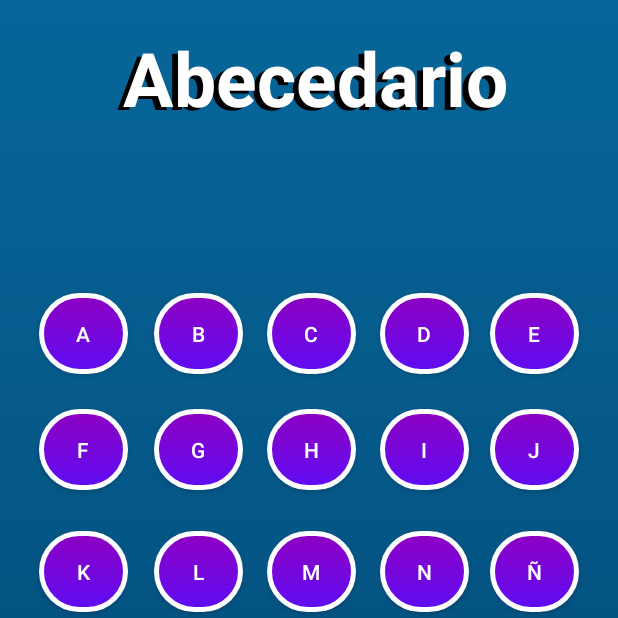
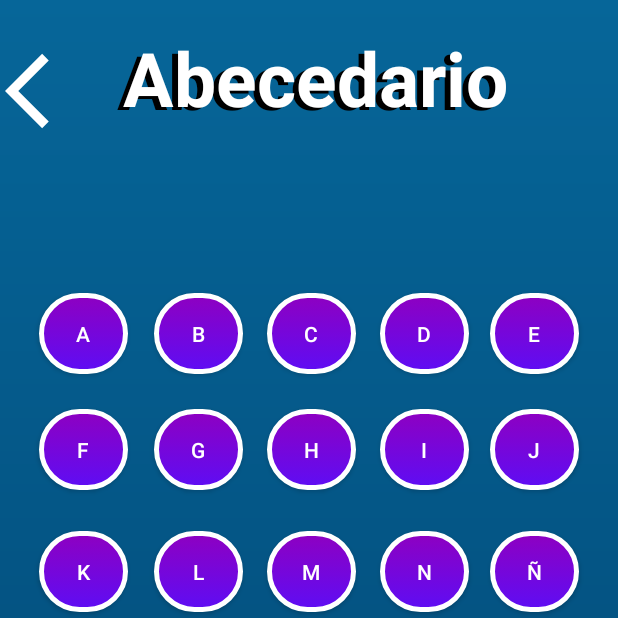
Before and after one commit to VictorHCH/AutiTec, an Android app: the abecedario screen opened directly, with no data from a screen before it, on a phone screen of 412 x 824 dp, the top half of it. Run offline under Robolectric (Android 15) with nearby library versions, the light colour scheme and no system bars.

Commit message:
Version 3.3.4
Back Alfabeto y letras

```diff
--- a/Carrusel/app/src/main/java/com/example/carrusel/abecedario.kt
+++ b/Carrusel/app/src/main/java/com/example/carrusel/abecedario.kt
@@ -11,6 +11,7 @@ import android.widget.Button
 import android.widget.ImageView
 import com.bumptech.glide.Glide
 import kotlinx.android.synthetic.main.abecedario.*
+import kotlinx.android.synthetic.main.num1.*
 
 class abecedario: AppCompatActivity() {
     //botones
@@ -77,7 +78,11 @@ class abecedario: AppCompatActivity() {
         //PONER FULL LA PANTALLA
         //supportActionBar?.hide()
        // this.window.setFlags(WindowManager.LayoutParams.FLAG_FULLSCREEN, WindowManager.LayoutParams.FLAG_FULLSCREEN)
+        backabc.setOnClickListener(){
 
+            val intent= Intent(this,MainActivity::class.java)
+            startActivity(intent)
+        }
         //Eventos de los botones
         botonA.setOnClickListener {
             cambiarActivity(1)
--- a/Carrusel/app/src/main/java/com/example/carrusel/letras.kt
+++ b/Carrusel/app/src/main/java/com/example/carrusel/letras.kt
@@ -9,13 +9,19 @@ import android.view.WindowManager
 import android.widget.Button
 import android.widget.ImageView
 import com.bumptech.glide.Glide
+import kotlinx.android.synthetic.main.abecedario.*
+import kotlinx.android.synthetic.main.letras.*
 
 class letras : AppCompatActivity() {
 
     override fun onCreate(savedInstanceState: Bundle?) {
         super.onCreate(savedInstanceState)
         setContentView(R.layout.letras)
+        backletra.setOnClickListener(){
 
+            val intent= Intent(this,abecedario::class.java)
+            startActivity(intent)
+        }
         //PONER FULL LA PANTALLA
         supportActionBar?.hide()
         this.window.setFlags(WindowManager.LayoutParams.FLAG_FULLSCREEN, WindowManager.LayoutParams.FLAG_FULLSCREEN)
--- a/Carrusel/app/src/main/res/layout/abecedario.xml
+++ b/Carrusel/app/src/main/res/layout/abecedario.xml
@@ -34,14 +34,26 @@
         android:layout_marginTop="18dp"
         android:layout_marginLeft="8dp"
         ></TextView>
+    <ImageView
+        android:id="@+id/backabc"
+        android:layout_width="60dp"
+        android:layout_height="60dp"
 
+        app:layout_constraintBottom_toBottomOf="parent"
+        app:layout_constraintHorizontal_bias="0.010"
+        app:layout_constraintLeft_toLeftOf="parent"
+        app:layout_constraintRight_toRightOf="parent"
+        app:layout_constraintTop_toTopOf="parent"
+        app:layout_constraintVertical_bias="0.040"
+        android:src="@drawable/flecha_back"
+        tools:ignore="MissingConstraints">
+    </ImageView>
     <Button
         android:id="@+id/botonA"
         android:layout_width="59dp"
         android:layout_height="54dp"
         android:text="A"
         android:background="@drawable/bordes"
-
         app:layout_constraintBottom_toBottomOf="parent"
         app:layout_constraintHorizontal_bias="0.073"
         app:layout_constraintLeft_toLeftOf="parent"
```
Also changed, not shown: Carrusel/app/src/main/res/layout/letras.xml (+12 -0 lines).
